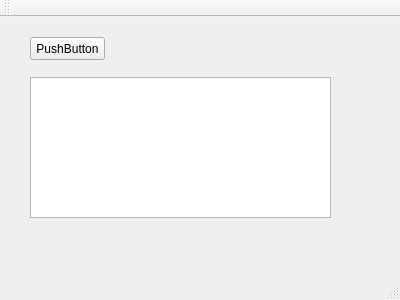
This is untitled/mainwindow.ui in DaYmiHn/magaz_lubkin as Qt 5 draws it before an edit. The edited form follows.
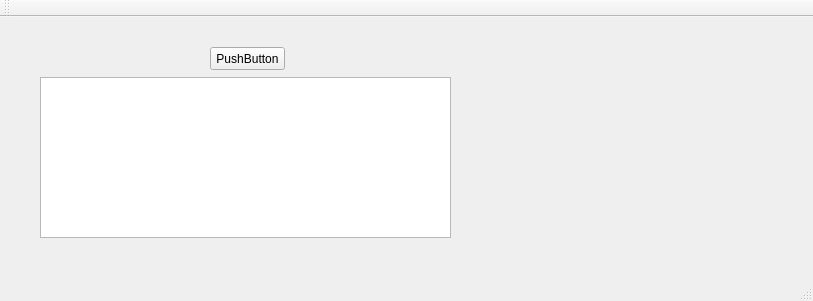
This is the edited form.

Commit message: echo product

What changed in the file:
```diff
--- a/untitled/mainwindow.ui
+++ b/untitled/mainwindow.ui
@@ -6,8 +6,8 @@
    <rect>
     <x>0</x>
     <y>0</y>
-    <width>400</width>
-    <height>300</height>
+    <width>813</width>
+    <height>301</height>
    </rect>
   </property>
   <property name="windowTitle">
@@ -17,8 +17,8 @@
    <widget class="QPushButton" name="pushButton">
     <property name="geometry">
      <rect>
-      <x>30</x>
-      <y>20</y>
+      <x>210</x>
+      <y>30</y>
       <width>75</width>
       <height>23</height>
      </rect>
@@ -27,13 +27,13 @@
      <string>PushButton</string>
     </property>
    </widget>
-   <widget class="QTextEdit" name="textEdit">
+   <widget class="QTableWidget" name="tableWidget">
     <property name="geometry">
      <rect>
-      <x>30</x>
+      <x>40</x>
       <y>60</y>
-      <width>301</width>
-      <height>141</height>
+      <width>411</width>
+      <height>161</height>
      </rect>
     </property>
    </widget>
```
Left out of the diff: 4 changed lines with no effect on the pictures. The commit also changes 2 other files.
